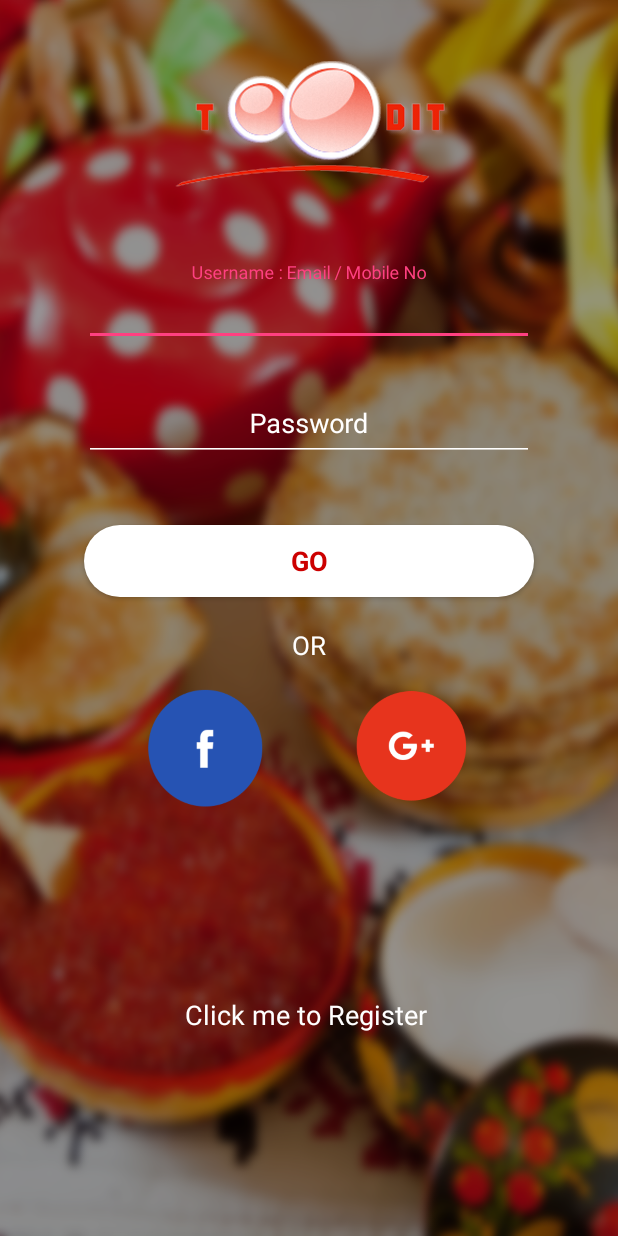
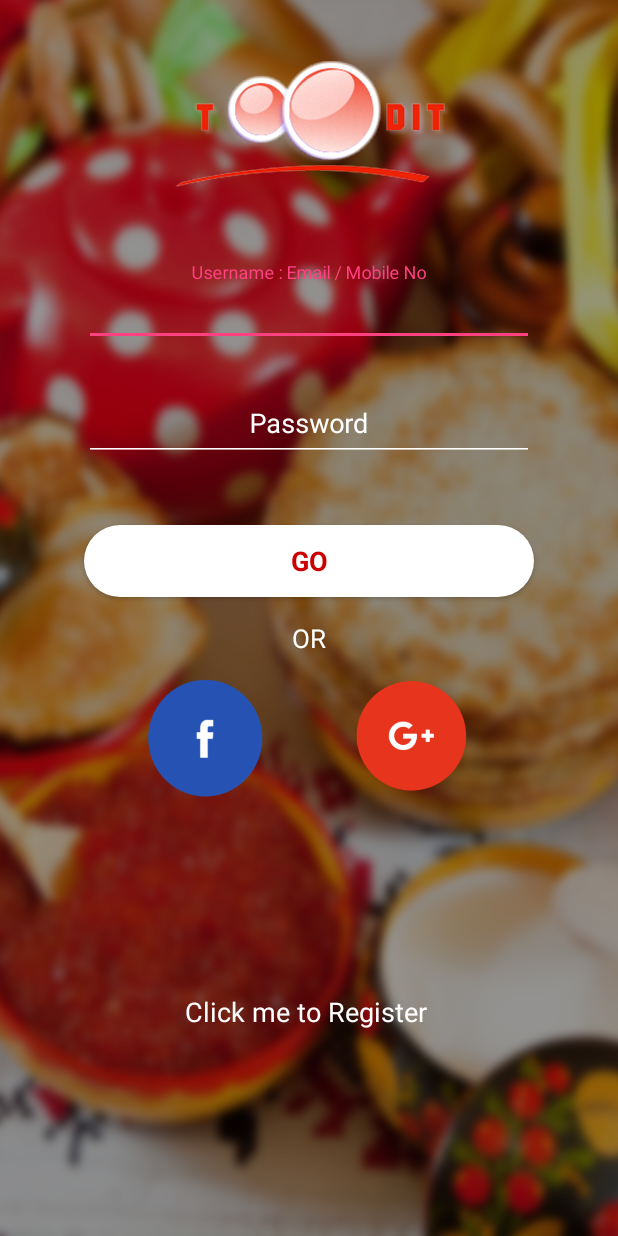
Before and after one commit to lognsys/toodit, an Android app: the screen it shows after launch (LoginActivity), on a phone screen of 412 x 824 dp. Run offline under Robolectric (Android 15) with nearby library versions, the phone set to English and light mode, and no system bars; our stand-ins replace Firebase (no records; nobody signed in at launch, a user with empty details on screens opened directly); libraries missing offline, so code that uses them is left out: com.facebook, com.facebook.login; plain views replace LoginButton; 7 statements that could not run were skipped.

Commit message:
committing LoginActivity

```diff
--- a/app/src/main/java/com/lognsys/toodit/util/Constants.java
+++ b/app/src/main/java/com/lognsys/toodit/util/Constants.java
@@ -30,7 +30,6 @@ public class Constants {
         FB_PICTURE,
         FB_TIME_ZONE,
         FB_UID,
-        FB_CUSTOMER_ID
 
     }
 
@@ -42,7 +41,6 @@ public class Constants {
         GOOG_PHOTO_URL,
         GOOG_SERVE_AUTHCODE,
         GOOG_UID,
-        GOOG_CUSTOMER_ID
 
     }
 }
--- a/app/src/main/java/com/lognsys/toodit/util/Services.java
+++ b/app/src/main/java/com/lognsys/toodit/util/Services.java
@@ -15,16 +15,12 @@ public class Services {
                     + "[A-Za-z0-9-]+(\\.[A-Za-z0-9]+)*(\\.[A-Za-z]{2,})$";
 
 
-    static {
-
-    }
-
     /**
      * Test Cases
-     * Peter Müller
-     * François Hollande
-     * Patrick O'Brian
-     * Silvana Koch-Mehrin
+     * Name: Peter Müller , result : true
+     * Name: François Hollande, result : true
+     * Name: Patrick O'Brian, result : true
+     * Name: Silvana Koch-Mehrin, result: true
      *
      * @param str
      * @return
@@ -33,7 +29,7 @@ public class Services {
 
         Pattern pattern = Pattern.compile(NAME_PATTERN);
 
-        if (Pattern.matches(NAME_PATTERN, str))
+        if (Pattern.matches(NAME_PATTERN, str.trim()))
             return true;
 
         return false;
@@ -42,25 +38,33 @@ public class Services {
     public static boolean isEmailValid(String str) {
         Pattern pattern = Pattern.compile(EMAIL_PATTERN);
 
-        if (Pattern.matches(EMAIL_PATTERN, str))
+        if (Pattern.matches(EMAIL_PATTERN, str.trim()))
             return true;
 
         return false;
     }
 
+    /**
+     * Test Cases:
+     * Phone number 1234567890 validation result: true
+     * Phone number 9999999999 validation result: false
+     *
+     * @param phoneNo
+     * @return
+     */
+    public static boolean isValidMobileNo(String phoneNo) {
 
-    public static boolean isValidMobileNo(String phoneNo) {
-        //validate phone numbers of format "1234567890"
-        if (phoneNo.matches("\\d{10}")) return true;
-            //validating phone number with -, . or spaces
-        else if (phoneNo.matches("\\d{3}[-\\.\\s]\\d{3}[-\\.\\s]\\d{4}")) return true;
-            //validating phone number with extension length from 3 to 5
-            // else if(phoneNo.matches("\\d{3}-\\d{3}-\\d{4}\\s(x|(ext))\\d{3,5}")) return true;
-            //validating phone number where area code is in braces ()
-        else if (phoneNo.matches("\\(\\d{3}\\)-\\d{3}-\\d{4}")) return true;
-            //return false if nothing matches the input
-        else return false;
+        boolean isValid = true;
+
+        if(!phoneNo.matches("\\d{10}") || !phoneNo.matches("^(\\d)(?!\\1+$)\\d*$"))
+            isValid = false;
+
+        return isValid;
 
     }
 
+    public static boolean isEmpty(String str) {
+        return str.trim().isEmpty();
+    }
+
 }
--- a/app/src/main/res/layout/activity_login.xml
+++ b/app/src/main/res/layout/activity_login.xml
@@ -85,7 +85,7 @@
     <TextView
         android:layout_width="wrap_content"
         android:layout_height="wrap_content"
-        android:layout_marginTop="20dp"
+        android:layout_marginTop="15dp"
         android:text="OR"
         android:textColor="@color/white"
         android:textSize="17dp" />
@@ -94,7 +94,7 @@
         android:layout_width="226dp"
         android:layout_height="wrap_content"
         android:layout_gravity="center"
-        android:layout_marginTop="12dp"
+        android:layout_marginTop="10dp"
         android:layout_weight="1">
 
         <com.facebook.login.widget.LoginButton xmlns:fb="http://schemas.android.com/apk/res-auto"
@@ -119,7 +119,7 @@
         android:layout_width="match_parent"
         android:layout_height="wrap_content"
         android:layout_gravity="center"
-        android:layout_marginTop="1dp"
+        android:layout_marginTop="3dp"
         android:layout_weight="1">
     <TextView
         android:id="@+id/tvRegister"
--- a/app/src/main/res/values/strings.xml
+++ b/app/src/main/res/values/strings.xml
@@ -13,6 +13,7 @@
     <string name="hint_email">Email</string>
     <string name="hint_password">Password</string>
     <string name="hint_username">Username : Email / Mobile No</string>
+    <string name="hint_name">Name</string>
     <string name="btn_login">GO</string>
     <string name="btn_link_to_register">Not a member? Get registered in Firebase now!</string>
     <string name="btn_link_to_login">Already registered. Login Me!</string>
```
Also changed, not shown: app/src/main/assets/toodit.properties (+7 -0 lines), app/src/main/java/com/lognsys/toodit/LoginActivity.java (+63 -31 lines).
